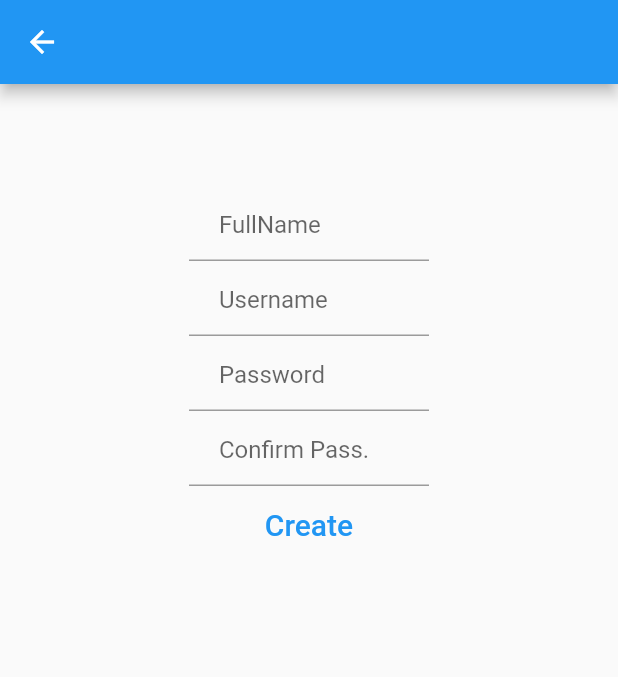
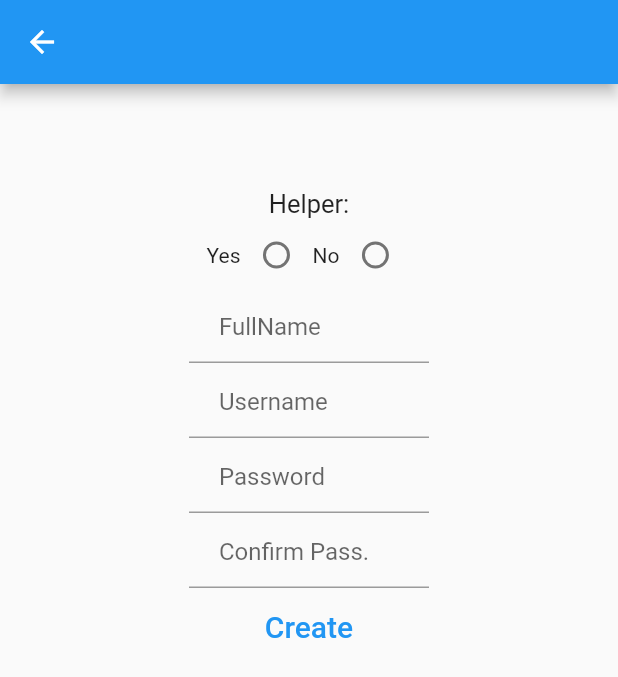
Before and after one commit to MartinFlores751/vip_flutter, a Flutter app: the signUp screen opened directly, on a phone screen of 412 x 824 dp. Shown: the top 677 px of the screen. Run offline on Flutter 3.47's test engine with Material 2 defaults, Android fonts, the phone set to English and light mode, and no system bars; our stand-ins replace fluttertoast.

Commit message:
Added RadioButtons/ToastMessages. Minor changes

```diff
--- a/lib/sign_up.dart
+++ b/lib/sign_up.dart
@@ -2,25 +2,63 @@ import 'package:http/http.dart' as http;
 import 'package:flutter/material.dart';
 import 'dart:convert' as convert;
 import 'user_class.dart';
+import 'dart:async';
+import 'package:fluttertoast/fluttertoast.dart';
 
 class signUp extends StatefulWidget {
   _signUpState createState() => _signUpState();
 }
 
 class _signUpState extends State<signUp> {
-  User u = new User();
-  var url = "129.113.47.232:4567/register_users";
+  var _fullName = TextEditingController();
+  var _userName = TextEditingController();
+  var _password = TextEditingController();
+  var _conPass = TextEditingController();
+  var url = "localhost:4567/register_users";
+  int _rValue1 = -1;
+
+  void _handleValue1(int value)
+  {
+    setState((){
+      _rValue1 = value;
+    });
+  }
 
   @override
   Widget build(BuildContext context) {
+    var radio = new Column(
+      children: <Widget>[
+        Text('Helper:', style: TextStyle(fontSize: 17),),
+        new Center(
+          child: new Row(
+            mainAxisAlignment: MainAxisAlignment.center,
+            children: <Widget>[
+              Text('Yes'),
+              Radio(
+                value: 1,
+                groupValue: _rValue1,
+                onChanged: _handleValue1,
+              ),
+              Text('No'),
+              Radio(
+                value: 0,
+                groupValue: _rValue1,
+                onChanged: _handleValue1,
+              ),
+            ],
+          ),
+        ),
+      ],
+    );
     var signUpCredentials = new Column(
       children: [
+        radio,
         Container(
           padding: EdgeInsets.fromLTRB(0, 0, 0, 0),
           width: 160,
           height: 50,
           child: TextFormField(
-            controller: u.fullName,
+            controller: _fullName,
             autofocus: false,
             obscureText: false,
             decoration: InputDecoration(
@@ -35,7 +73,7 @@ class _signUpState extends State<signUp> {
           width: 160,
           height: 50,
           child: TextFormField(
-            controller: u.userName,
+            controller: _userName,
             autofocus: false,
             obscureText: false,
             decoration: InputDecoration(
@@ -50,7 +88,7 @@ class _signUpState extends State<signUp> {
           width: 160,
           height: 50,
           child: TextFormField(
-            controller: u.password,
+            controller: _password,
             autofocus: false,
             obscureText: true,
             decoration: InputDecoration(
@@ -65,7 +103,7 @@ class _signUpState extends State<signUp> {
           width: 160,
           height: 50,
           child: TextFormField(
-            controller: u.conPass,
+            controller: _conPass,
             autofocus: false,
             obscureText: true,
             decoration: InputDecoration(
@@ -87,9 +125,29 @@ class _signUpState extends State<signUp> {
             style: TextStyle(color: Colors.blue, fontSize: 20),
           ),
           onPressed: () {
-            //check if information is filled
-            //Add information to database
-            Navigator.pop(context); //go back to log in screen
+            if (_userName.text.isNotEmpty && _fullName.text.isNotEmpty && _password.text.isNotEmpty && _conPass.text.isNotEmpty && _rValue1 >= 0)
+            {
+              if (_conPass.text == _password.text)
+              {
+                User u = new User();
+                u.fullName = _fullName.text;
+                u.userName = _userName.text;
+                u.password = _password.text;
+                u.conPass = _conPass.text;
+                u.helper = _rValue1;
+                http.post(url, body: {'name': u.fullName, 'user': u.userName,'helper': u.helper,
+                                          'password': u.password, 'c_password': u.conPass});
+                Navigator.pop(context);
+              }
+              else
+              {
+                Fluttertoast.showToast(msg: 'Passwords dont match',toastLength: Toast.LENGTH_SHORT);
+              }
+            }
+            else
+            {
+              Fluttertoast.showToast(msg: 'Field(s) empty',toastLength: Toast.LENGTH_SHORT);
+            }
           },
         )
       ]
@@ -97,6 +155,7 @@ class _signUpState extends State<signUp> {
 
 
     return Scaffold(
+      resizeToAvoidBottomPadding: false,
       appBar: AppBar(
         title: Text(''),
       ),
--- a/lib/user_class.dart
+++ b/lib/user_class.dart
@@ -1,13 +1,11 @@
-import 'package:flutter/material.dart';
-
 class User {
   int userId;
   int id;
-  var fullName = TextEditingController();
-  var userName = TextEditingController();
-  var password = TextEditingController();
-  var conPass = TextEditingController();
-  var helper;
+  var fullName;
+  var userName;
+  var password;
+  var conPass;
+  int helper;
 
-  User({this.userId, this.id, this.fullName, this.userName, this.password, this.conPass, this.helper});
+  User({this.fullName, this.userName, this.password, this.conPass, this.helper});
 }
--- a/pubspec.yaml
+++ b/pubspec.yaml
@@ -22,6 +22,7 @@ dependencies:
   cupertino_icons: ^0.1.2
   web_socket_channel: ^1.0.9
   http: ^0.12.0+1
+  fluttertoast: ^3.0.1
 
 dev_dependencies:
   flutter_test:
```
Also changed, not shown: 2 other files.
